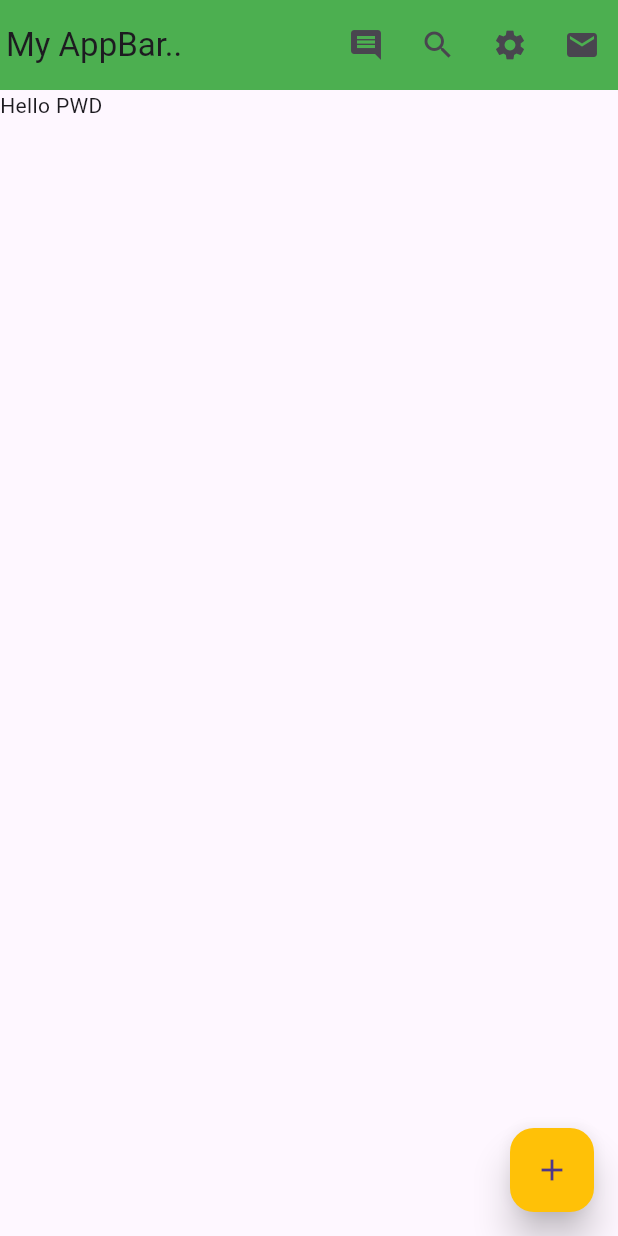
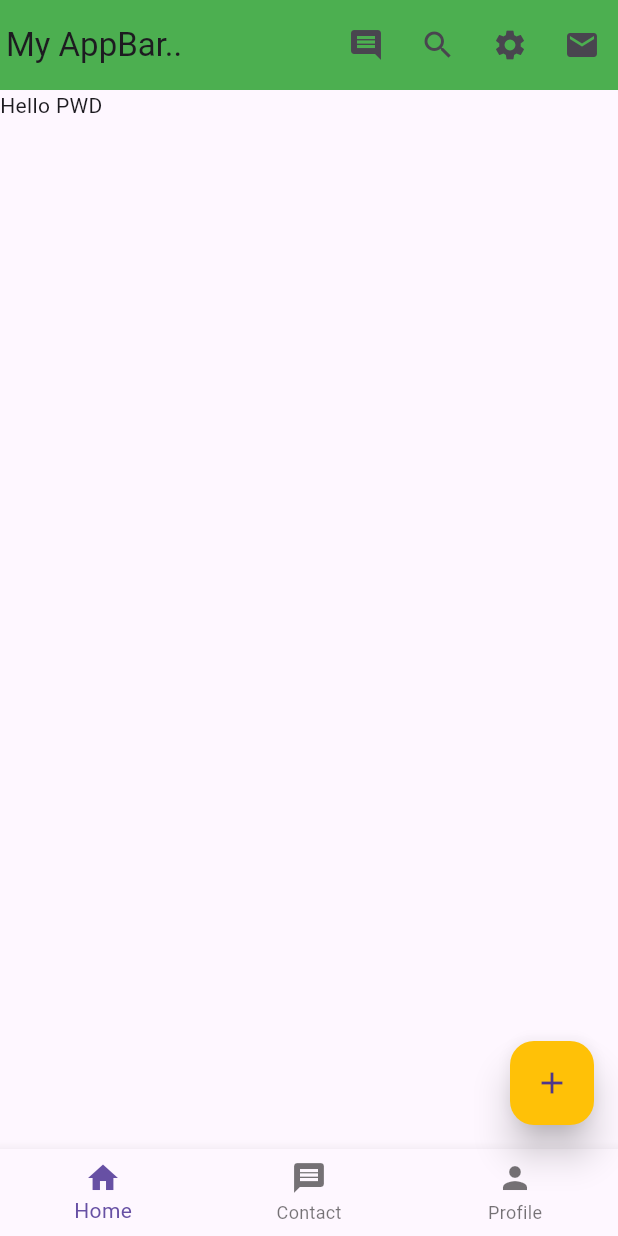
Before and after one commit to mojidul-dev-pwd/flutter-first, a Flutter app: the screen it shows after launch, on a phone screen of 412 x 824 dp. Run offline on Flutter 3.47's test engine with Material 3 defaults, Android fonts, the phone set to English and light mode, and no system bars.

Commit message:
bottom-navigation-menu

```diff
--- a/lib/main.dart
+++ b/lib/main.dart
@@ -55,6 +55,25 @@ class HomeActivity extends StatelessWidget {
           MySnackBar("Floating Action Button", context);
         },
       ),
+      bottomNavigationBar: BottomNavigationBar(
+        currentIndex: 0,
+        items:[
+          BottomNavigationBarItem(icon: Icon(Icons.home), label: "Home"),
+          BottomNavigationBarItem(icon: Icon(Icons.message), label: "Contact"),
+          BottomNavigationBarItem(icon: Icon(Icons.person), label: "Profile")
+        ],
+        onTap: (int index){
+          if(index ==0){
+            MySnackBar("Home Bottom Menu", context);
+          }
+          if(index ==1){
+            MySnackBar("Contact Bottom Menu", context);
+          }
+          if(index ==2){
+            MySnackBar("Profile Bottom Menu", context);
+          }
+        },
+      ),
 
       body: Text("Hello PWD"),
     );
```
